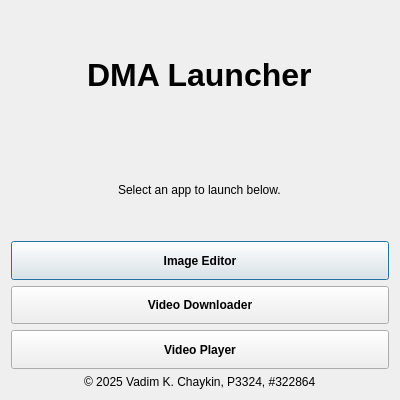
This is apps/launcher.ui in Vad1mChK/Lab05MultiMedia as Qt 5 draws it before an edit. The edited form follows.
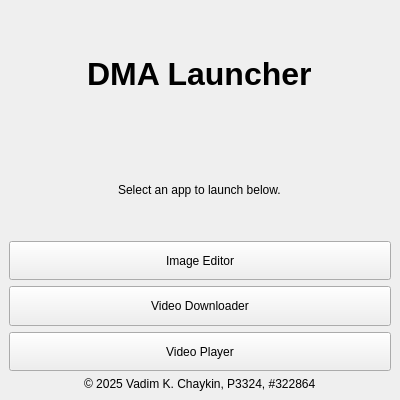
This is the edited form. Icons and pictures are not drawn.

Diff of the .ui file:
```diff
--- a/apps/launcher.ui
+++ b/apps/launcher.ui
@@ -1,13 +1,7 @@
 <?xml version="1.0" encoding="UTF-8"?>
 <ui version="4.0">
- <class>Dialog</class>
- <widget class="QDialog" name="Dialog">
-  <property name="windowModality">
-   <enum>Qt::WindowModality::WindowModal</enum>
-  </property>
-  <property name="enabled">
-   <bool>true</bool>
-  </property>
+ <class>MainWindow</class>
+ <widget class="QMainWindow" name="MainWindow">
   <property name="geometry">
    <rect>
     <x>0</x>
@@ -16,28 +10,15 @@
     <height>400</height>
    </rect>
   </property>
-  <property name="sizePolicy">
-   <sizepolicy hsizetype="Expanding" vsizetype="Expanding">
-    <horstretch>0</horstretch>
-    <verstretch>0</verstretch>
-   </sizepolicy>
-  </property>
-  <property name="font">
-   <font>
-    <bold>true</bold>
-   </font>
-  </property>
   <property name="windowTitle">
    <string>DMA Launcher</string>
   </property>
-  <property name="windowOpacity">
-   <double>1.000000000000000</double>
-  </property>
-  <property name="toolTip">
-   <string/>
-  </property>
-  <property name="toolTipDuration">
-   <number>-1</number>
+  <widget class="QWidget" name="centralwidget">
+   <property name="sizePolicy">
+    <sizepolicy hsizetype="Expanding" vsizetype="Expanding">
+     <horstretch>0</horstretch>
+     <verstretch>0</verstretch>
+    </sizepolicy>
   </property>
   <layout class="QVBoxLayout" name="verticalLayout_2">
    <item>
@@ -158,6 +139,7 @@
     </layout>
    </item>
   </layout>
+  </widget>
  </widget>
  <resources/>
  <connections/>
```
Left out of the diff: 10 changed lines with no effect on the pictures. Lines whose indentation alone changed are shown as unchanged.
